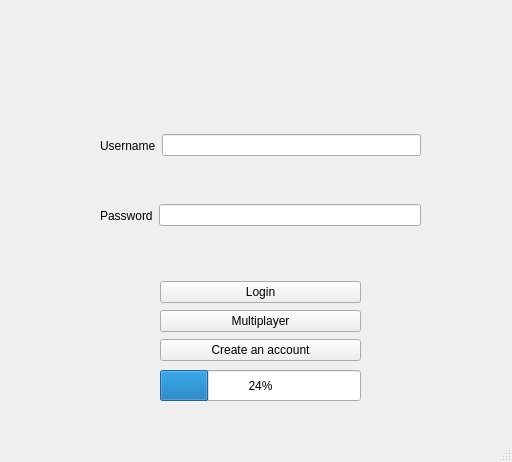
Old version of the form Codigo_Fuente/Proyecto_Final/idcatc.ui in the repository MaverickST/Proyecto_Final.
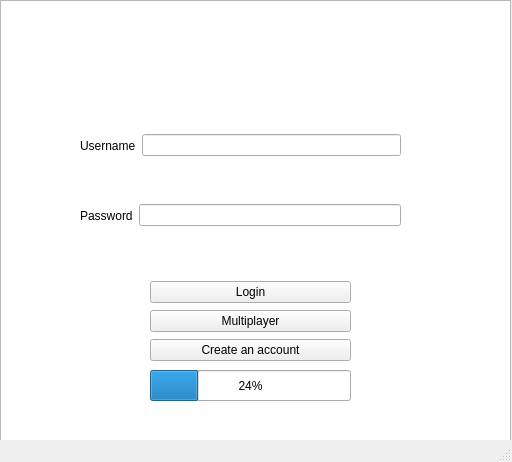
New version of the form. Icons and pictures are not drawn.

Commit message: Se le agg background a la primer ventana

The edit to the form file:
```diff
--- a/Codigo_Fuente/Proyecto_Final/idcatc.ui
+++ b/Codigo_Fuente/Proyecto_Final/idcatc.ui
@@ -20,7 +20,7 @@
    <widget class="QProgressBar" name="progressBar">
     <property name="geometry">
      <rect>
-      <x>160</x>
+      <x>150</x>
       <y>370</y>
       <width>201</width>
       <height>31</height>
@@ -33,7 +33,7 @@
    <widget class="QWidget" name="verticalLayoutWidget">
     <property name="geometry">
      <rect>
-      <x>160</x>
+      <x>150</x>
       <y>280</y>
       <width>201</width>
       <height>83</height>
@@ -66,7 +66,7 @@
    <widget class="QWidget" name="horizontalLayoutWidget">
     <property name="geometry">
      <rect>
-      <x>100</x>
+      <x>80</x>
       <y>120</y>
       <width>321</width>
       <height>51</height>
@@ -88,7 +88,7 @@
    <widget class="QWidget" name="horizontalLayoutWidget_2">
     <property name="geometry">
      <rect>
-      <x>100</x>
+      <x>80</x>
       <y>190</y>
       <width>321</width>
       <height>51</height>
@@ -124,6 +124,25 @@
      <string/>
     </property>
    </widget>
+   <widget class="QGraphicsView" name="graphicsView">
+    <property name="geometry">
+     <rect>
+      <x>0</x>
+      <y>0</y>
+      <width>511</width>
+      <height>441</height>
+     </rect>
+    </property>
+    <property name="styleSheet">
+     <string notr="true">background-image: url(:/Sprites/welcome1.png);</string>
+    </property>
+   </widget>
+   <zorder>graphicsView</zorder>
+   <zorder>progressBar</zorder>
+   <zorder>verticalLayoutWidget</zorder>
+   <zorder>horizontalLayoutWidget</zorder>
+   <zorder>horizontalLayoutWidget_2</zorder>
+   <zorder>Label_Status</zorder>
   </widget>
   <widget class="QMenuBar" name="menubar">
    <property name="geometry">
```
